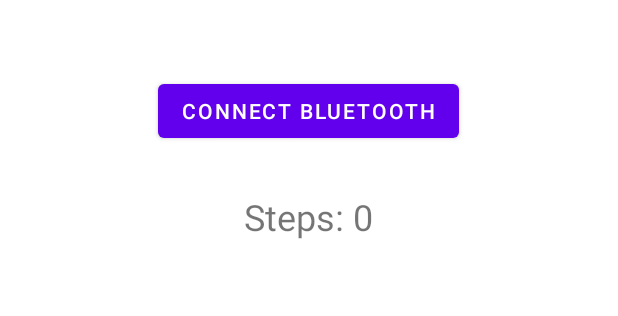
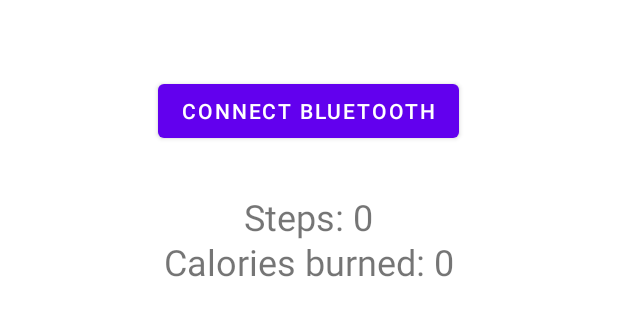
Before and after one commit to howareyoue/cpachon, an Android app: the layout activity_walk.xml on its own in the app's theme, with its tools: preview values and no code run, on a phone screen of 412 x 824 dp. Shown: the top 316 px of the screen. Run offline under Robolectric (Android 15) with nearby library versions, the phone set to English and light mode, and no system bars.

Commit message:
useraccount 추가

```diff
--- a/app/src/main/java/com/example/capchon/MainActivity.java
+++ b/app/src/main/java/com/example/capchon/MainActivity.java
@@ -41,8 +41,5 @@ public class MainActivity extends AppCompatActivity {
                 Intent intent = new Intent(getApplicationContext(), CommunicationActivity.class);
             }
         });
-
     }
-
-
 }
--- a/app/src/main/res/layout/activity_walk.xml
+++ b/app/src/main/res/layout/activity_walk.xml
@@ -23,4 +23,15 @@
         android:layout_below="@id/connectButton"
         android:layout_centerHorizontal="true"
         android:layout_marginTop="30dp" />
+
+    <TextView
+        android:id="@+id/caloriesTextView"
+        android:layout_width="wrap_content"
+        android:layout_height="wrap_content"
+        android:text="Calories burned: 0"
+        android:textSize="24sp"
+        android:layout_below="@id/connectButton"
+        android:layout_centerHorizontal="true"
+        android:layout_marginTop="60dp" />
+
 </RelativeLayout>
```
Also changed, not shown: app/src/main/java/com/example/capchon/UserAccount.java (added, +51 -0 lines), app/src/main/java/com/example/capchon/WalkActivity.java (+13 -1 lines).
